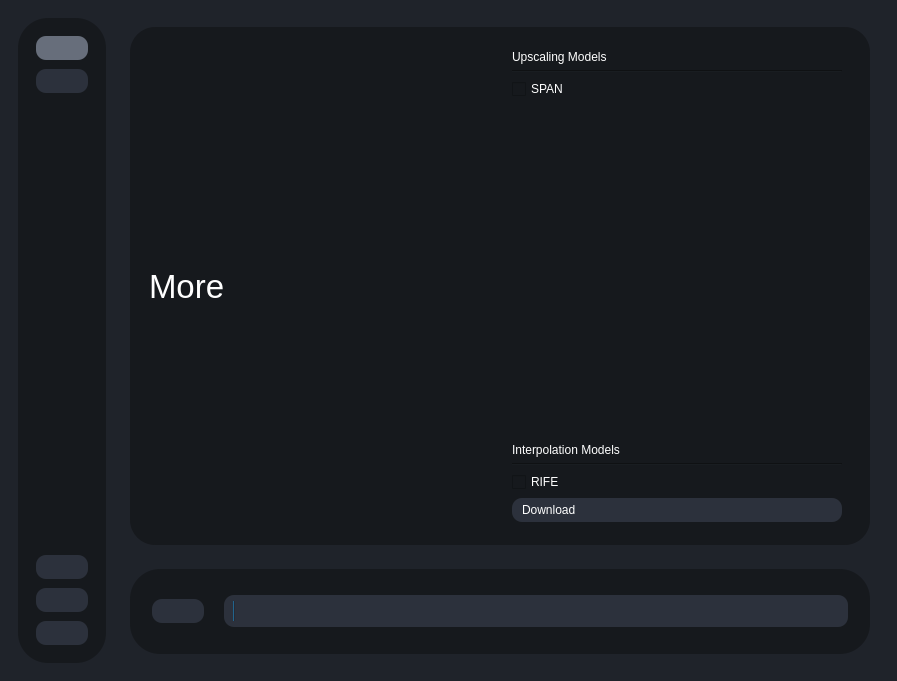
First picture: the form in testRVEInterface.ui, repository TNTwise/REAL-Video-Enhancer, before the edit.
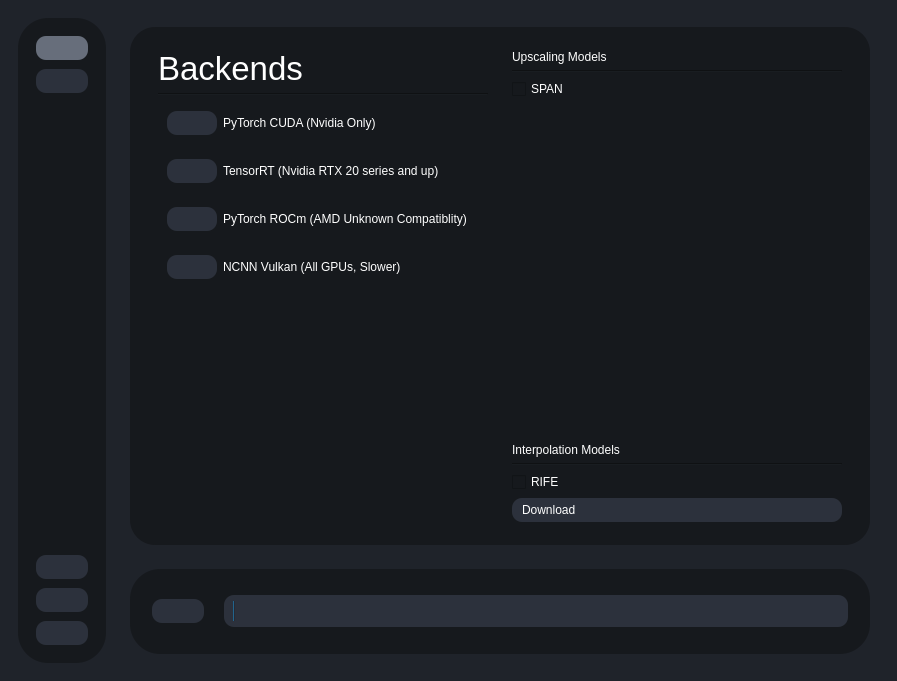
Second picture: the form after the edit. The open tabs and pages were chosen to show the change. Icons and pictures are not drawn.

Commit message: backend selection

Diff of the .ui file:
```diff
--- a/testRVEInterface.ui
+++ b/testRVEInterface.ui
@@ -393,15 +393,209 @@
              </property>
              <layout class="QGridLayout" name="gridLayout_5">
               <item row="0" column="0">
-               <widget class="QLabel" name="label_4">
-                <property name="font">
-                 <font>
-                  <pointsize>25</pointsize>
-                 </font>
-                </property>
-                <property name="text">
-                 <string>More</string>
-                </property>
+               <widget class="QWidget" name="backendSelectContainer" native="true">
+                <layout class="QVBoxLayout" name="verticalLayout_11">
+                 <item>
+                  <widget class="QLabel" name="label_4">
+                   <property name="font">
+                    <font>
+                     <pointsize>25</pointsize>
+                    </font>
+                   </property>
+                   <property name="text">
+                    <string>Backends</string>
+                   </property>
+                  </widget>
+                 </item>
+                 <item>
+                  <widget class="Line" name="line_3">
+                   <property name="orientation">
+                    <enum>Qt::Orientation::Horizontal</enum>
+                   </property>
+                  </widget>
+                 </item>
+                 <item>
+                  <widget class="QWidget" name="pytorchBackendInstallerContainer" native="true">
+                   <layout class="QHBoxLayout" name="horizontalLayout_6">
+                    <item>
+                     <widget class="QPushButton" name="downloadTorchCUDABtn">
+                      <property name="sizePolicy">
+                       <sizepolicy hsizetype="Minimum" vsizetype="Minimum">
+                        <horstretch>0</horstretch>
+                        <verstretch>0</verstretch>
+                       </sizepolicy>
+                      </property>
+                      <property name="maximumSize">
+                       <size>
+                        <width>50</width>
+                        <height>16777215</height>
+                       </size>
+                      </property>
+                      <property name="text">
+                       <string/>
+                      </property>
+                      <property name="icon">
+                       <iconset resource="resources.qrc">
+                        <normaloff>:/icons/icons/download.svg</normaloff>:/icons/icons/download.svg</iconset>
+                      </property>
+                      <property name="iconSize">
+                       <size>
+                        <width>30</width>
+                        <height>30</height>
+                       </size>
+                      </property>
+                     </widget>
+                    </item>
+                    <item>
+                     <widget class="QLabel" name="label_6">
+                      <property name="text">
+                       <string>PyTorch CUDA (Nvidia Only) </string>
+                      </property>
+                     </widget>
+                    </item>
+                   </layout>
+                  </widget>
+                 </item>
+                 <item>
+                  <widget class="QWidget" name="pytorchBackendInstallerContainer_2" native="true">
+                   <layout class="QHBoxLayout" name="horizontalLayout_8">
+                    <item>
+                     <widget class="QPushButton" name="downloadTensorRTBtn">
+                      <property name="sizePolicy">
+                       <sizepolicy hsizetype="Minimum" vsizetype="Minimum">
+                        <horstretch>0</horstretch>
+                        <verstretch>0</verstretch>
+                       </sizepolicy>
+                      </property>
+                      <property name="maximumSize">
+                       <size>
+                        <width>50</width>
+                        <height>16777215</height>
+                       </size>
+                      </property>
+                      <property name="text">
+                       <string/>
+                      </property>
+                      <property name="icon">
+                       <iconset resource="resources.qrc">
+                        <normaloff>:/icons/icons/download.svg</normaloff>:/icons/icons/download.svg</iconset>
+                      </property>
+                      <property name="iconSize">
+                       <size>
+                        <width>30</width>
+                        <height>30</height>
+                       </size>
+                      </property>
+                     </widget>
+                    </item>
+                    <item>
+                     <widget class="QLabel" name="label_8">
+                      <property name="text">
+                       <string>TensorRT (Nvidia RTX 20 series and up)</string>
+                      </property>
+                     </widget>
+                    </item>
+                   </layout>
+                  </widget>
+                 </item>
+                 <item>
+                  <widget class="QWidget" name="pytorchBackendInstallerContainer_3" native="true">
+                   <layout class="QHBoxLayout" name="horizontalLayout_9">
+                    <item>
+                     <widget class="QPushButton" name="downloadTorchROCmBtn">
+                      <property name="sizePolicy">
+                       <sizepolicy hsizetype="Minimum" vsizetype="Minimum">
+                        <horstretch>0</horstretch>
+                        <verstretch>0</verstretch>
+                       </sizepolicy>
+                      </property>
+                      <property name="maximumSize">
+                       <size>
+                        <width>50</width>
+                        <height>16777215</height>
+                       </size>
+                      </property>
+                      <property name="text">
+                       <string/>
+                      </property>
+                      <property name="icon">
+                       <iconset resource="resources.qrc">
+                        <normaloff>:/icons/icons/download.svg</normaloff>:/icons/icons/download.svg</iconset>
+                      </property>
+                      <property name="iconSize">
+                       <size>
+                        <width>30</width>
+                        <height>30</height>
+                       </size>
+                      </property>
+                     </widget>
+                    </item>
+                    <item>
+                     <widget class="QLabel" name="label_9">
+                      <property name="text">
+                       <string>PyTorch ROCm (AMD Unknown Compatiblity)</string>
+                      </property>
+                     </widget>
+                    </item>
+                   </layout>
+                  </widget>
+                 </item>
+                 <item>
+                  <widget class="QWidget" name="pytorchBackendInstallerContainer_4" native="true">
+                   <layout class="QHBoxLayout" name="horizontalLayout_10">
+                    <item>
+                     <widget class="QPushButton" name="downloadNCNNBtn">
+                      <property name="sizePolicy">
+                       <sizepolicy hsizetype="Minimum" vsizetype="Minimum">
+                        <horstretch>0</horstretch>
+                        <verstretch>0</verstretch>
+                       </sizepolicy>
+                      </property>
+                      <property name="maximumSize">
+                       <size>
+                        <width>50</width>
+                        <height>16777215</height>
+                       </size>
+                      </property>
+                      <property name="text">
+                       <string/>
+                      </property>
+                      <property name="icon">
+                       <iconset resource="resources.qrc">
+                        <normaloff>:/icons/icons/download.svg</normaloff>:/icons/icons/download.svg</iconset>
+                      </property>
+                      <property name="iconSize">
+                       <size>
+                        <width>30</width>
+                        <height>30</height>
+                       </size>
+                      </property>
+                     </widget>
+                    </item>
+                    <item>
+                     <widget class="QLabel" name="label_10">
+                      <property name="text">
+                       <string>NCNN Vulkan (All GPUs, Slower)</string>
+                      </property>
+                     </widget>
+                    </item>
+                   </layout>
+                  </widget>
+                 </item>
+                 <item>
+                  <spacer name="verticalSpacer_4">
+                   <property name="orientation">
+                    <enum>Qt::Orientation::Vertical</enum>
+                   </property>
+                   <property name="sizeHint" stdset="0">
+                    <size>
+                     <width>20</width>
+                     <height>40</height>
+                    </size>
+                   </property>
+                  </spacer>
+                 </item>
+                </layout>
                </widget>
               </item>
               <item row="0" column="1">
```
Left out of the diff: 2 changed lines with no effect on the pictures.
